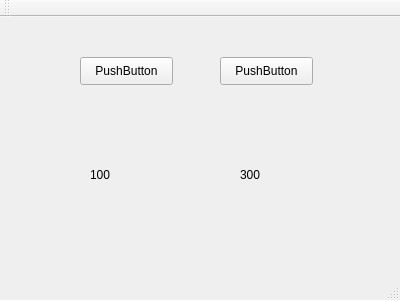
This is chess_compete_platform/mainwindow.ui in liangrz15/chess_compete_platform as Qt 5 draws it before an edit. The edited form follows.
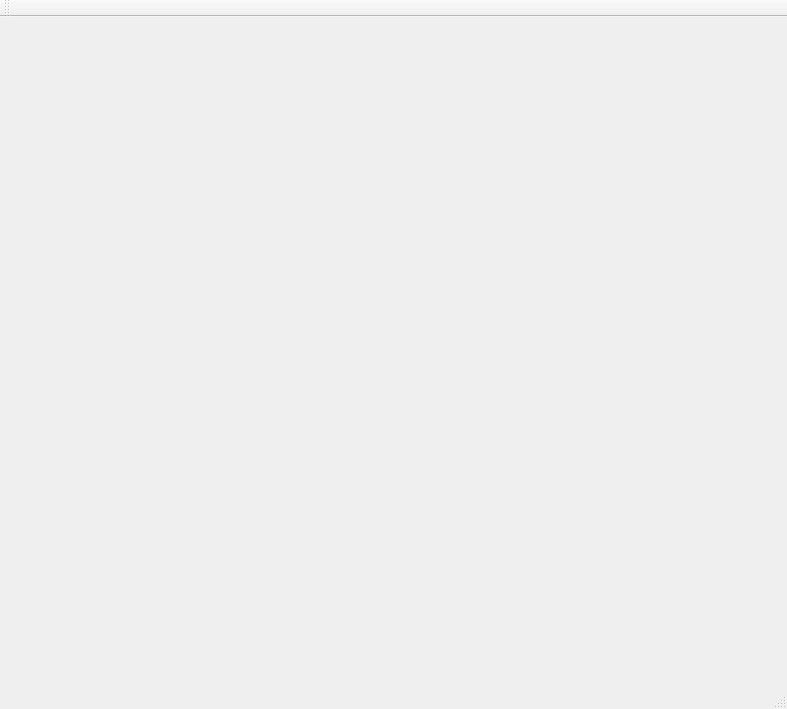
This is the edited form.

What changed in the file:
```diff
--- a/chess_compete_platform/mainwindow.ui
+++ b/chess_compete_platform/mainwindow.ui
@@ -6,67 +6,14 @@
    <rect>
     <x>0</x>
     <y>0</y>
-    <width>400</width>
-    <height>300</height>
+    <width>787</width>
+    <height>709</height>
    </rect>
   </property>
   <property name="windowTitle">
    <string>MainWindow</string>
   </property>
-  <widget class="QWidget" name="centralWidget">
-   <widget class="QPushButton" name="pushButton">
-    <property name="geometry">
-     <rect>
-      <x>80</x>
-      <y>40</y>
-      <width>93</width>
-      <height>28</height>
-     </rect>
-    </property>
-    <property name="text">
-     <string>PushButton</string>
-    </property>
-   </widget>
-   <widget class="QPushButton" name="pushButton_2">
-    <property name="geometry">
-     <rect>
-      <x>220</x>
-      <y>40</y>
-      <width>93</width>
-      <height>28</height>
-     </rect>
-    </property>
-    <property name="text">
-     <string>PushButton</string>
-    </property>
-   </widget>
-   <widget class="QLabel" name="label">
-    <property name="geometry">
-     <rect>
-      <x>90</x>
-      <y>150</y>
-      <width>72</width>
-      <height>15</height>
-     </rect>
-    </property>
-    <property name="text">
-     <string>100</string>
-    </property>
-   </widget>
-   <widget class="QLabel" name="label_2">
-    <property name="geometry">
-     <rect>
-      <x>240</x>
-      <y>150</y>
-      <width>72</width>
-      <height>15</height>
-     </rect>
-    </property>
-    <property name="text">
-     <string>300</string>
-    </property>
-   </widget>
-  </widget>
+  <widget class="QWidget" name="centralWidget"/>
   <widget class="QMenuBar" name="menuBar">
    <property name="geometry">
     <rect>
```
Left out of the diff: 2 changed lines with no effect on the pictures.
